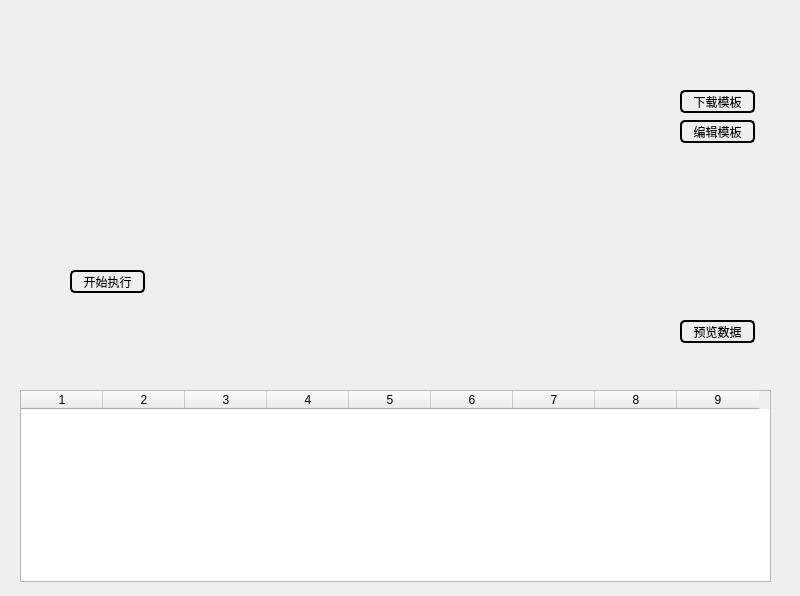
Above: Auto_wed_current/Auto_Post/GUI_Post_Untitled/untitled_post.ui from benwu-shashen/siwu before the change. Below: the same form after it.
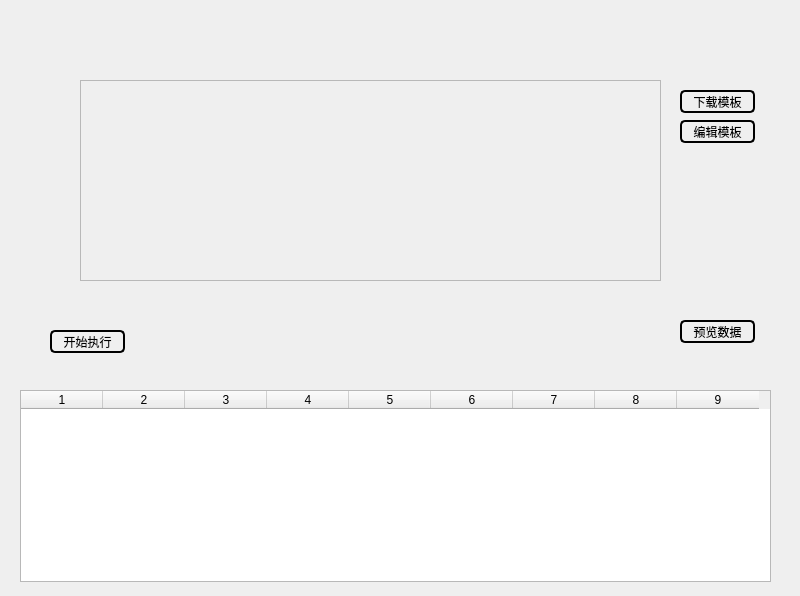
That is the form after the change.

```diff
--- a/Auto_wed_current/Auto_Post/GUI_Post_Untitled/untitled_post.ui
+++ b/Auto_wed_current/Auto_Post/GUI_Post_Untitled/untitled_post.ui
@@ -62,8 +62,8 @@
   <widget class="QPushButton" name="pushButton_post_start">
    <property name="geometry">
     <rect>
-     <x>70</x>
-     <y>270</y>
+     <x>50</x>
+     <y>330</y>
      <width>75</width>
      <height>23</height>
     </rect>
@@ -133,6 +133,25 @@
     <string>预览数据</string>
    </property>
   </widget>
+  <widget class="QFrame" name="frame_box">
+   <property name="geometry">
+    <rect>
+     <x>80</x>
+     <y>80</y>
+     <width>581</width>
+     <height>201</height>
+    </rect>
+   </property>
+   <property name="styleSheet">
+    <string notr="true"/>
+   </property>
+   <property name="frameShape">
+    <enum>QFrame::StyledPanel</enum>
+   </property>
+   <property name="frameShadow">
+    <enum>QFrame::Raised</enum>
+   </property>
+  </widget>
  </widget>
  <resources/>
  <connections/>
```
